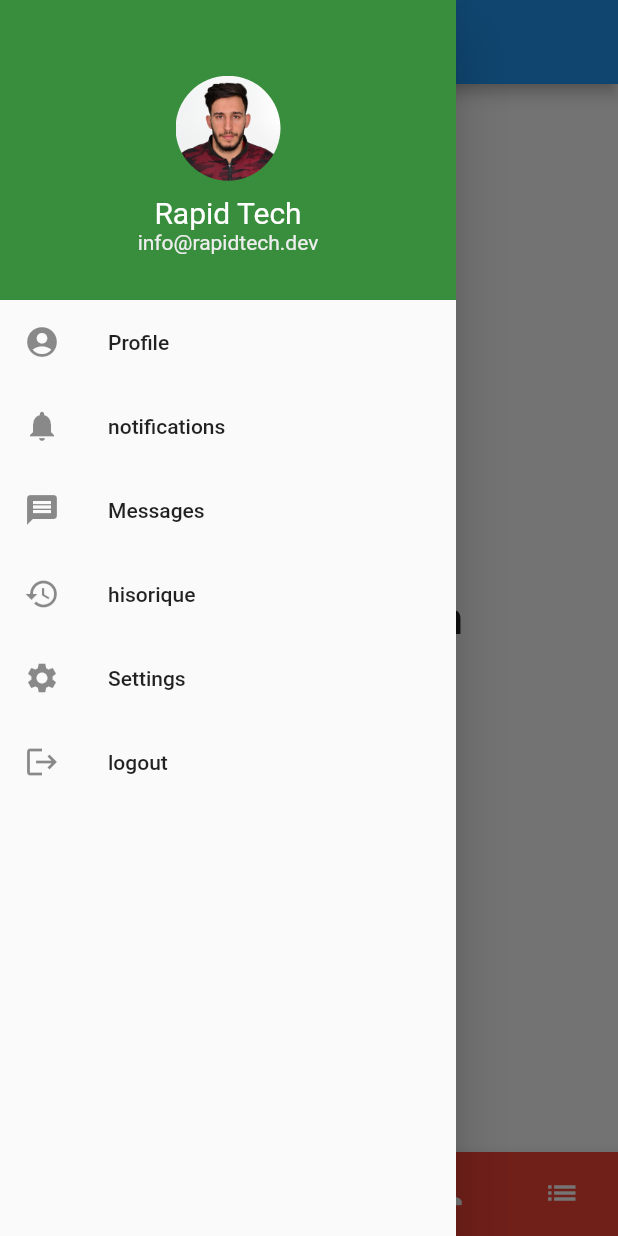
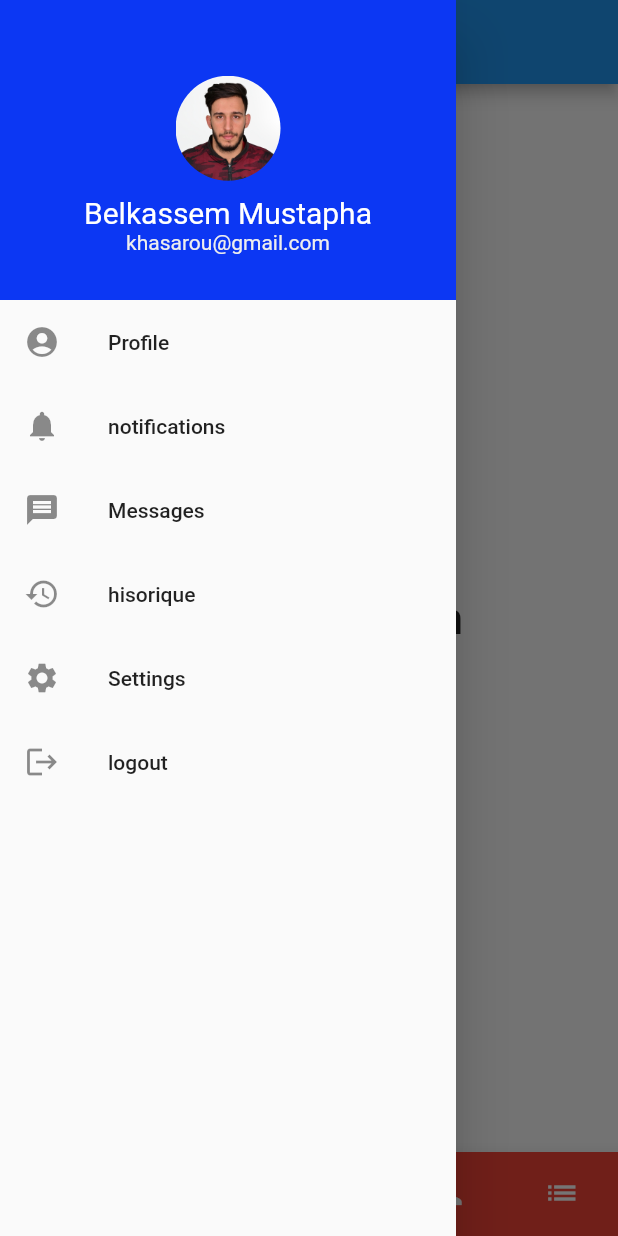
Before and after one commit to developython14/right_app_mobile, a Flutter app: the screen it shows after launch, with the side drawer open, on a phone screen of 412 x 824 dp. Run offline on Flutter 3.47's test engine with Material 2 defaults, Android fonts, the phone set to English and light mode, and no system bars; our stand-ins replace flutter_svg.

Commit message:
trying every  widgets in flutter

```diff
--- a/lib/test.dart
+++ b/lib/test.dart
@@ -142,7 +142,7 @@ class _MyHeaderDrawerState extends State<MyHeaderDrawer> {
   @override
   Widget build(BuildContext context) {
     return Container(
-      color: Colors.green[700],
+      color: Color.fromARGB(255, 12, 55, 243),
       width: double.infinity,
       height: 200,
       padding: EdgeInsets.only(top: 20.0),
@@ -160,11 +160,11 @@ class _MyHeaderDrawerState extends State<MyHeaderDrawer> {
             ),
           ),
           Text(
-            "Rapid Tech",
+            "Belkassem Mustapha",
             style: TextStyle(color: Colors.white, fontSize: 20),
           ),
           Text(
-            "info@rapidtech.dev",
+            "khasarou@gmail.com",
             style: TextStyle(
               color: Colors.grey[200],
               fontSize: 14,
```
